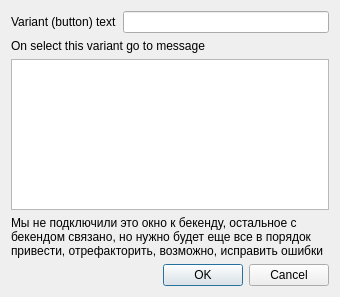
Above: desktop_constructor_app/constructor_app/widgets/variant_editor_dialog.ui from cuttlesystems/simplegram before the change. Below: the same form after it.
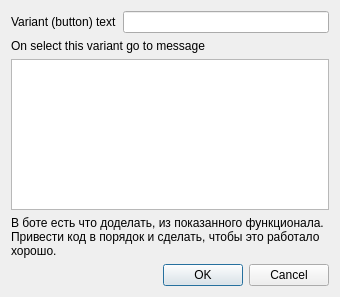
That is the form after the change.

Commit message: Написал слова

What changed in the file:
```diff
--- a/desktop_constructor_app/constructor_app/widgets/variant_editor_dialog.ui
+++ b/desktop_constructor_app/constructor_app/widgets/variant_editor_dialog.ui
@@ -45,7 +45,7 @@
    <item>
     <widget class="QLabel" name="label_3">
      <property name="text">
-      <string>Мы не подключили это окно к бекенду, остальное с бекендом связано, но нужно будет еще все в порядок привести, отрефакторить, возможно, исправить ошибки</string>
+      <string>В боте есть что доделать, из показанного функционала. Привести код в порядок и сделать, чтобы это работало хорошо.</string>
      </property>
      <property name="wordWrap">
       <bool>true</bool>
```
